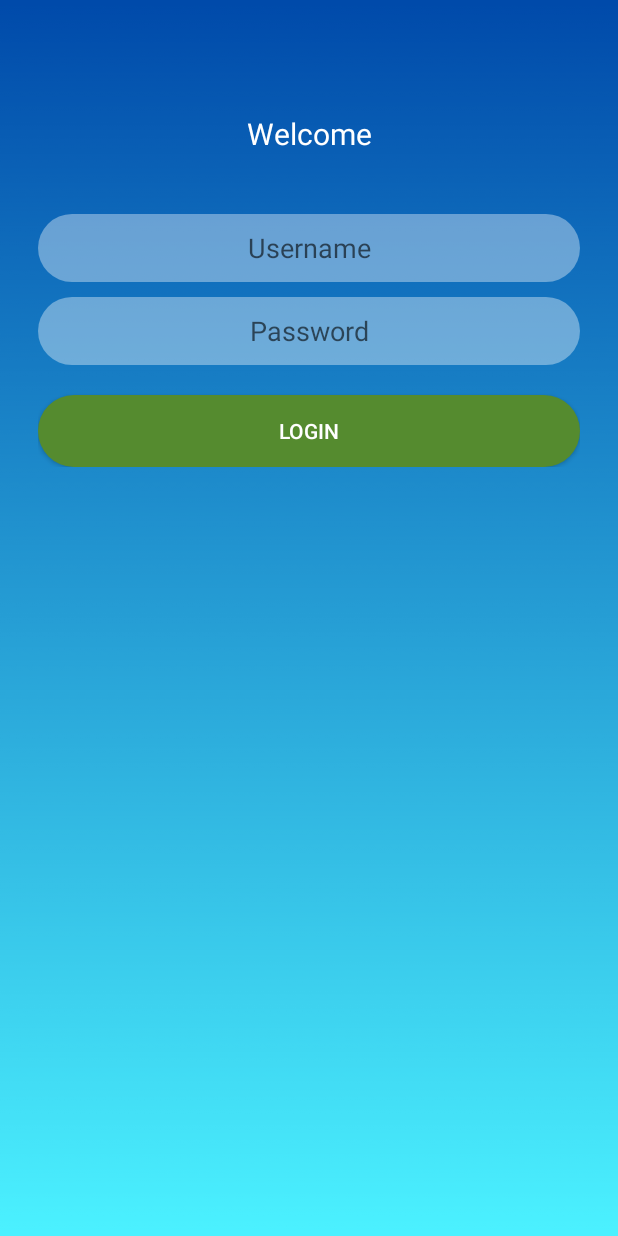
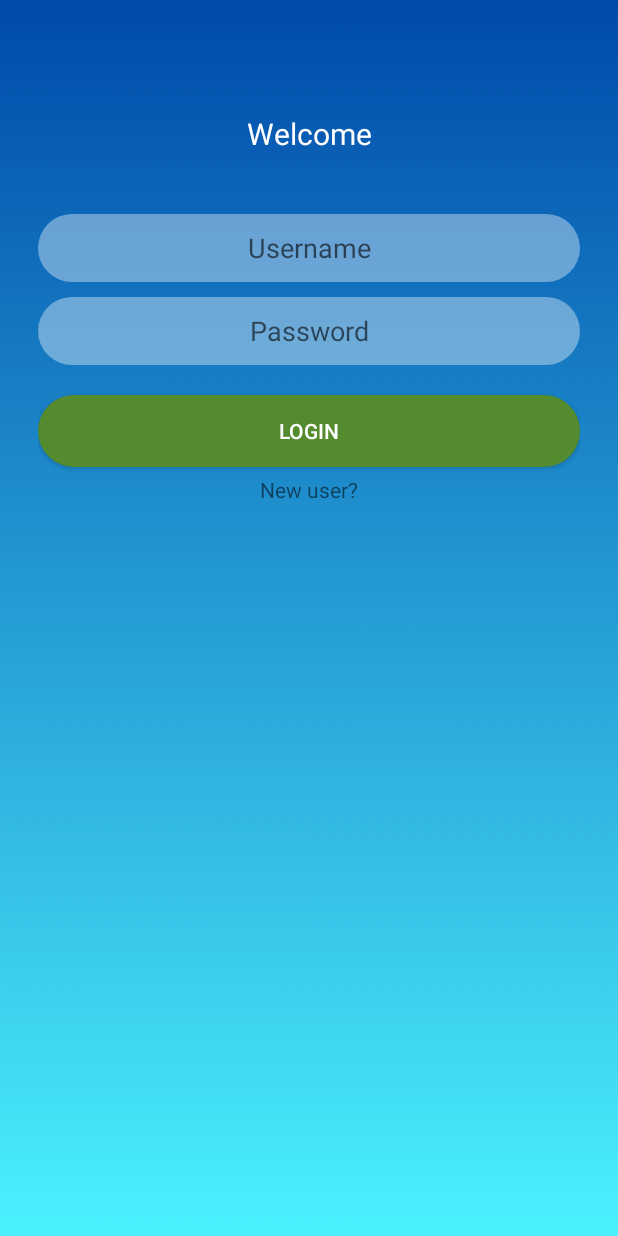
Before and after one commit to AvaniZeal/Horticulture, an Android app: the Login screen opened directly, with no data from a screen before it, on a phone screen of 412 x 824 dp. Run offline under Robolectric (Android 15) with nearby library versions, the phone set to English and light mode, and no system bars.

Commit message:
added tv

```diff
--- a/app/src/main/res/layout/activity_login.xml
+++ b/app/src/main/res/layout/activity_login.xml
@@ -58,13 +58,13 @@
             android:text="Login"
             android:textColor="#ffffff" />
 
-      <!--  <TextView
+        <TextView
             android:id="@+id/newuser"
             android:paddingTop="5dp"
             android:layout_gravity="center"
             android:layout_width="wrap_content"
             android:layout_height="wrap_content"
-            android:text="New user?" />-->
+            android:text="New user?" />
 
 
 
```
Also changed, not shown: 7 other files.
